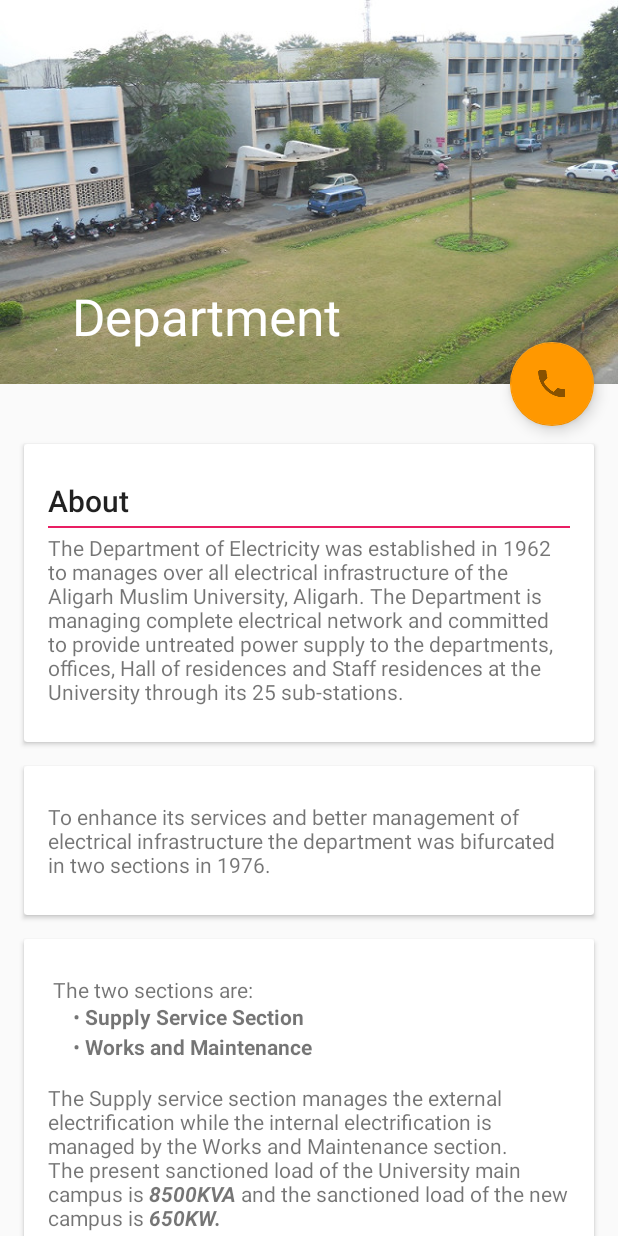
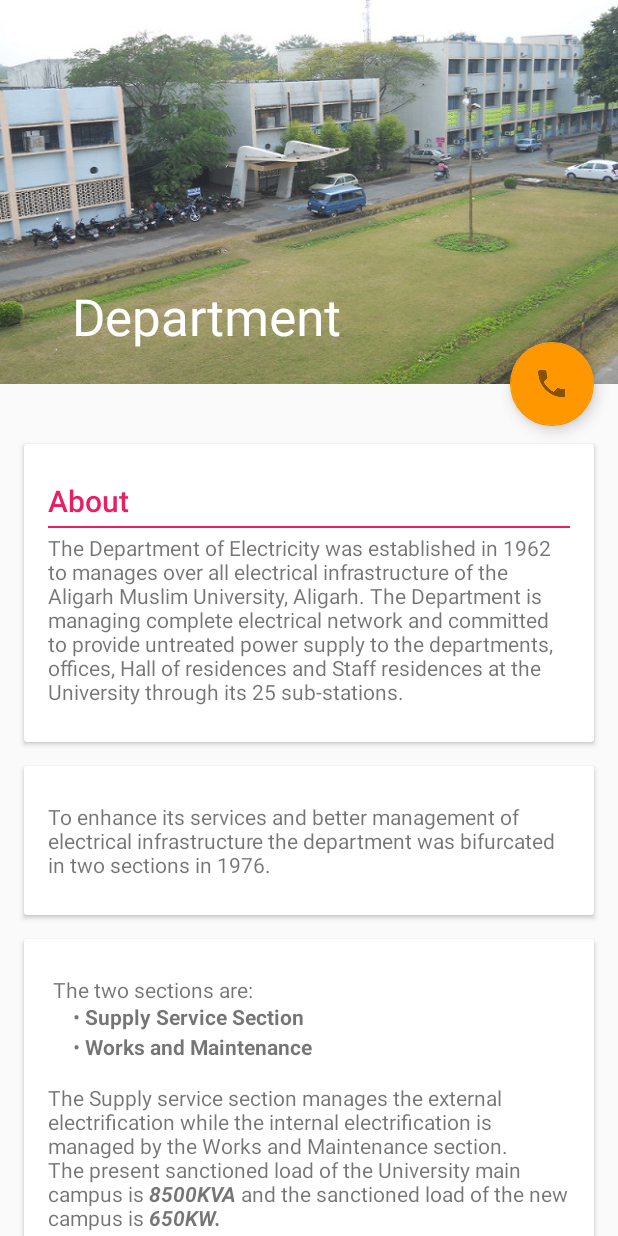
Before and after one commit to iamareebjamal/electrical-amu, an Android app: the DetailActivity screen opened directly, with no data from a screen before it, on a phone screen of 412 x 824 dp. Run offline under Robolectric (Android 15) with nearby library versions, the light colour scheme and no system bars; pictures from the network do not load.

Commit message:
Minor changes 2

```diff
--- a/app/src/main/java/amu/electrical/deptt/DetailActivity.java
+++ b/app/src/main/java/amu/electrical/deptt/DetailActivity.java
@@ -19,6 +19,7 @@ package amu.electrical.deptt;
 import amu.electrical.deptt.utils.Colors;
 import android.annotation.TargetApi;
 import android.content.Intent;
+import android.graphics.Typeface;
 import android.os.Build;
 import android.os.Bundle;
 import android.support.design.widget.AppBarLayout;
@@ -34,6 +35,7 @@ import android.view.MenuItem;
 import android.view.View;
 import android.view.Window;
 import android.widget.ImageView;
+import android.widget.TextView;
 import android.widget.Toast;
 import com.bumptech.glide.Glide;
 
@@ -53,6 +55,8 @@ public class DetailActivity extends AppCompatActivity implements AppBarLayout.On
         ActionBar ab = getSupportActionBar();
         ab.setDisplayHomeAsUpEnabled(true);
         ab.setHomeButtonEnabled(true);
+
+
 
         collapsingToolbar = ((CollapsingToolbarLayout) findViewById(R.id.collapsing_toolbar));
         collapsingToolbar.setTitle("Department");
--- a/app/src/main/res/layout/activity_detail.xml
+++ b/app/src/main/res/layout/activity_detail.xml
@@ -85,6 +85,7 @@
                             android:layout_width="match_parent"
                             android:layout_height="wrap_content"
                             android:text="About"
+                            android:textColor="@color/pink_material"
                             android:textAppearance="@style/TextAppearance.AppCompat.Title"/>
 
                     <TextView android:layout_width="match_parent"
```
